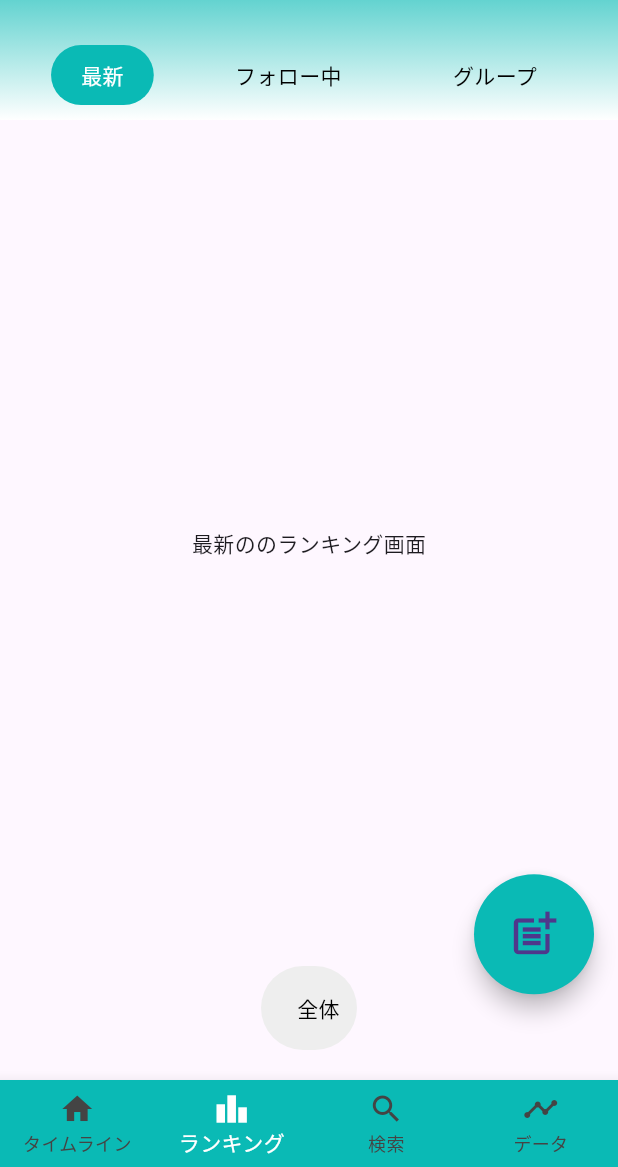
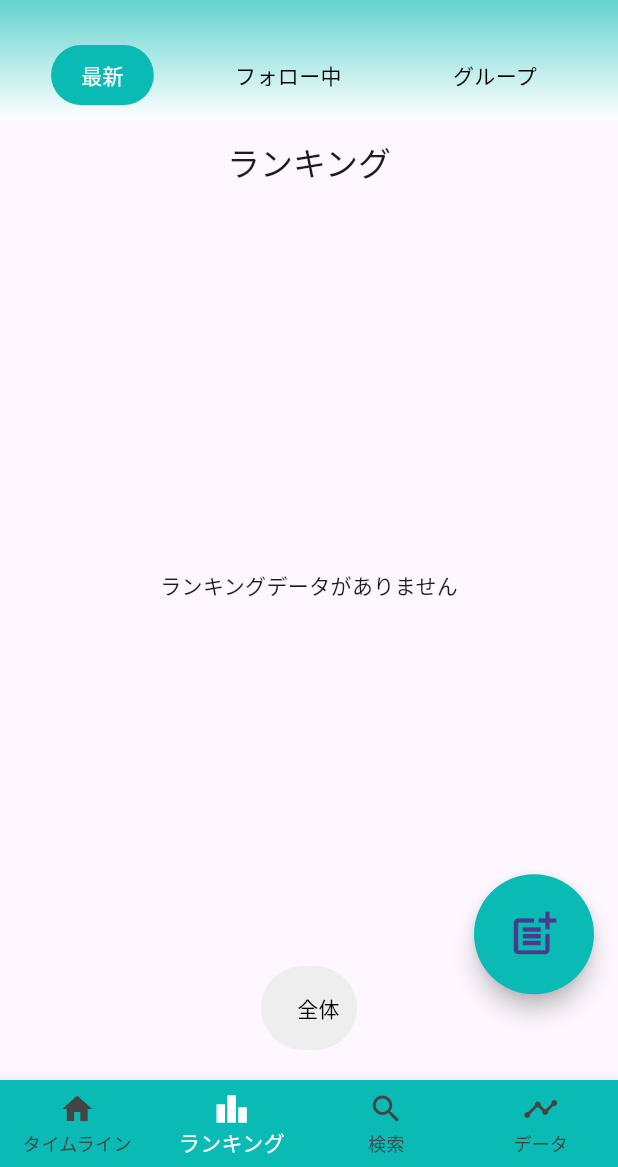
Before and after one commit to enPiT-aiphone/SuStudy, a Flutter app: the screen it shows once a user with an empty profile is signed in, item 2 of the bottom bar chosen, on a phone screen of 412 x 824 dp, the part 69-1236 px from its top. Run offline on Flutter 3.47's test engine with Material 3 defaults, Android fonts, the phone set to English and light mode, and no system bars; our stand-ins replace cloud_firestore, firebase_auth, firebase_core, firebase_messaging, flutter_local_notifications, table_calendar; accounts and stored records are empty; statements that could not run were skipped.

Commit message:
今日といた問題数を記録するフィールドを作成した。それを元にランキングを表示するようにした

```diff
--- a/lib/presentation/component/authentication/information_registration.dart
+++ b/lib/presentation/component/authentication/information_registration.dart
@@ -93,6 +93,7 @@ class _InformationRegistrationScreenState
           'follow_count':_followcount,
           'following_subjects': [], // 空のリスト
           'login_history': <Timestamp>[],
+          't_solved_count': 0,
         });
 
         // サブコレクションを作成
--- a/lib/presentation/component/authentication/login_history.dart
+++ b/lib/presentation/component/authentication/login_history.dart
@@ -31,6 +31,7 @@ Future<void> addLoginHistory(String userId) async {
       // ログイン履歴を追加
       await FirebaseFirestore.instance.collection('Users').doc(userId).update({
         'login_history': FieldValue.arrayUnion([Timestamp.fromDate(now)]),
+         't_solved_count': 0, //解いた問題数 を 0 にリセット
       });
       print('本日のログイン履歴が追加されました');
     } catch (e) {
--- a/lib/presentation/component/home.dart
+++ b/lib/presentation/component/home.dart
@@ -5,6 +5,7 @@ import 'notification.dart'; // NotificationPageクラスが定義されている
 import 'package:firebase_auth/firebase_auth.dart'; // FirebaseAuthをインポート
 import 'record/record_TOEIC.dart'; // 記録画面のコンポーネント
 import '../add_word.dart';
+import 'ranking_dashboard.dart';
 
 class MyApp extends StatelessWidget {
   @override
@@ -393,7 +394,8 @@ OverlayEntry _createOverlayEntry() {
   // ボトムナビゲーションバーの項目を管理
   List<Widget> get _pages => [
         Center(child: Text('$_selectedTabの$_selectedCategoryのタイムライン画面')),
-        Center(child: Text('$_selectedTabの$_selectedCategoryのランキング画面')),
+        //Center(child: Text('$_selectedTabの$_selectedCategoryのランキング画面')),
+        RankingScreen(), // ランキング画面を呼び出す
         Center(child: Text('検索画面')),
         DashboardScreen(
           selectedTab: _selectedTab,
--- a/lib/presentation/component/notification_problem/problem_word_toefl.dart
+++ b/lib/presentation/component/notification_problem/problem_word_toefl.dart
@@ -218,6 +218,13 @@ class _TOEFLWordQuizState extends State<TOEFLWordQuiz> with SingleTickerProvider
       },SetOptions(merge: true));
 
       print('クイズ結果が保存されました: Word: $wordName, Attempt: $attemptNumber');
+
+        // todays_count を 1 増やす
+      await userDoc.update({
+          't_solved_count': FieldValue.increment(1),
+      });
+
+      print('todays_count を 1 増やしました');
     } catch (e) {
     print('クイズ結果の保存に失敗しました: $e');
   }
--- a/lib/presentation/component/notification_problem/problem_word_toeic.dart
+++ b/lib/presentation/component/notification_problem/problem_word_toeic.dart
@@ -173,6 +173,14 @@ Future<void> _saveResult(String selectedAnswer, QueryDocumentSnapshot wordData,
       },SetOptions(merge: true));
 
       print('クイズ結果が保存されました: Word: $wordName, Attempt: $attemptNumber');
+
+        // todays_count を 1 増やす
+      await userDoc.update({
+          't_solved_count': FieldValue.increment(1),
+      });
+
+      print('todays_count を 1 増やしました');
+
     } catch (e) {
     print('クイズ結果の保存に失敗しました: $e');
   }
--- /dev/null
+++ b/lib/presentation/component/ranking_dashboard.dart
@@ -0,0 +1,83 @@
+import '/import.dart'; // アプリ全体で使用するインポートファイル
+import 'package:firebase_auth/firebase_auth.dart'; // FirebaseAuthをインポート
+
+class RankingScreen extends StatefulWidget {
+  @override
+  _RankingScreenState createState() => _RankingScreenState();
+}
+
+class _RankingScreenState extends State<RankingScreen> {
+  late Future<List<Map<String, dynamic>>> _rankingDataFuture;
+
+  @override
+  void initState() {
+    super.initState();
+    // ランキングデータの取得
+    _rankingDataFuture = _fetchRankingData();
+  }
+
+  // Firestoreからランキングデータを取得
+  Future<List<Map<String, dynamic>>> _fetchRankingData() async {
+    try {
+      // Usersコレクションからt_solved_count順にデータを取得
+      final querySnapshot = await FirebaseFirestore.instance
+          .collection('Users')
+          .orderBy('t_solved_count', descending: true)
+          .limit(10) // 上位10人のみ取得
+          .get();
+
+      // データをリストに変換
+      return querySnapshot.docs.map((doc) {
+        final data = doc.data();
+        return {
+          'userName': data['user_name'] ?? 'Unknown', // ユーザー名
+          'tSolvedCount': data['t_solved_count'] ?? 0, // 解決数
+        };
+      }).toList();
+    } catch (e) {
+      print('ランキングデータ取得エラー: $e');
+      return [];
+    }
+  }
+
+  @override
+  Widget build(BuildContext context) {
+    return Scaffold(
+      appBar: AppBar(
+        title: Text('ランキング'),
+        centerTitle: true,
+      ),
+      body: FutureBuilder<List<Map<String, dynamic>>>(
+        future: _rankingDataFuture,
+        builder: (context, snapshot) {
+          if (snapshot.connectionState == ConnectionState.waiting) {
+            return Center(child: CircularProgressIndicator());
+          } else if (snapshot.hasError) {
+            return Center(child: Text('データ取得エラー: ${snapshot.error}'));
+          } else if (!snapshot.hasData || snapshot.data!.isEmpty) {
+            return Center(child: Text('ランキングデータがありません'));
+          }
+
+          final rankingData = snapshot.data!;
+
+          return ListView.builder(
+            itemCount: rankingData.length,
+            itemBuilder: (context, index) {
+              final user = rankingData[index];
+              return ListTile(
+                leading: CircleAvatar(
+                  child: Text('${index + 1}'), // ランキング順位を表示
+                ),
+                title: Text(user['userName']),
+                trailing: Text(
+                  '${user['tSolvedCount']} 解決',
+                  style: TextStyle(fontWeight: FontWeight.bold),
+                ),
+              );
+            },
+          );
+        },
+      ),
+    );
+  }
+}
--- a/lib/presentation/component/record/record_problem_toeic_word.dart
+++ b/lib/presentation/component/record/record_problem_toeic_word.dart
@@ -328,6 +328,14 @@ Future<void> _saveResult(
       },SetOptions(merge: true));
 
       print('クイズ結果が保存されました: Word: $wordName, Attempt: $attemptNumber');
+
+
+         // todays_count を 1 増やす
+      await userDoc.update({
+          't_solved_count': FieldValue.increment(1),
+      });
+      print('todays_count を 1 増やしました');
+
     } catch (e) {
     print('クイズ結果の保存に失敗しました: $e');
   }
```
